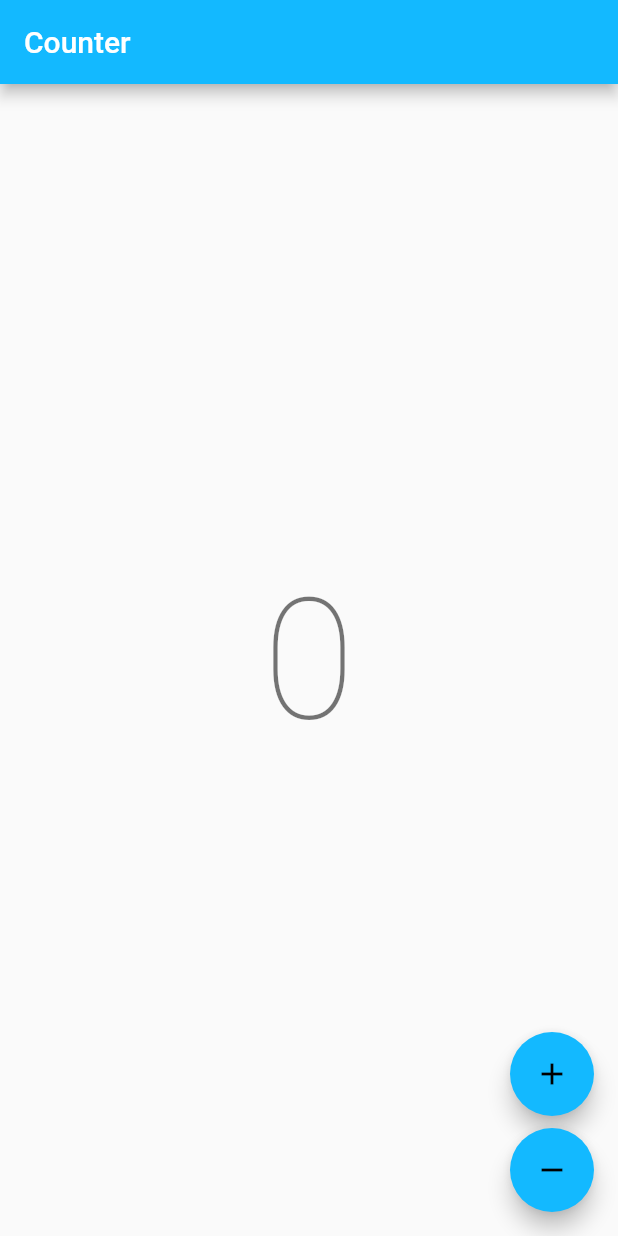
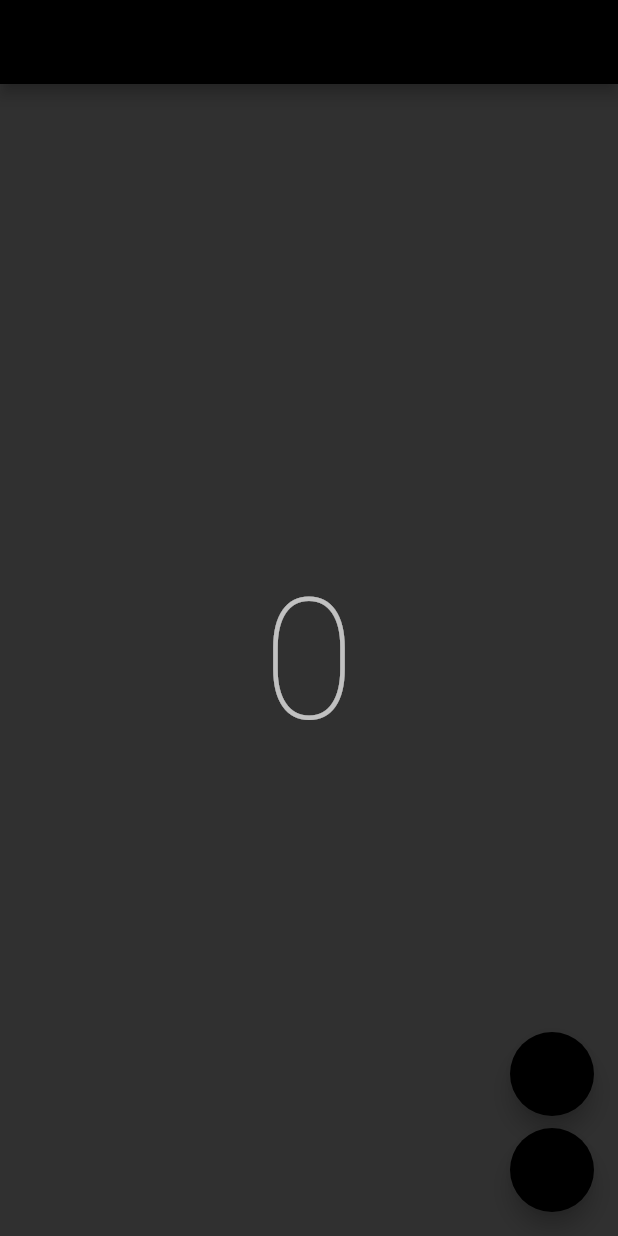
Before and after one commit to dhruvd-grappus/wizr, a Flutter app: the screen it shows after launch, on a phone screen of 412 x 824 dp. Run offline on Flutter 3.47's test engine with Material 2 defaults, Android fonts, the phone set to English and light mode, and no system bars; our stand-ins replace bloc, dio, flutter_bloc; generated files the repository leaves out were written again.

```diff
--- a/lib/app/view/app.dart
+++ b/lib/app/view/app.dart
@@ -1,6 +1,7 @@
 import 'package:flutter/material.dart';
 import 'package:wizr/counter/counter.dart';
 import 'package:wizr/l10n/l10n.dart';
+import 'package:wizr/theme/theme_constants.dart';
 
 class App extends StatelessWidget {
   const App({super.key});
@@ -8,12 +9,7 @@ class App extends StatelessWidget {
   @override
   Widget build(BuildContext context) {
     return MaterialApp(
-      theme: ThemeData(
-        appBarTheme: const AppBarTheme(color: Color(0xFF13B9FF)),
-        colorScheme: ColorScheme.fromSwatch(
-          accentColor: const Color(0xFF13B9FF),
-        ),
-      ),
+      theme: darkTheme,
       localizationsDelegates: AppLocalizations.localizationsDelegates,
       supportedLocales: AppLocalizations.supportedLocales,
       home: const CounterPage(),
--- a/pubspec.yaml
+++ b/pubspec.yaml
@@ -19,17 +19,17 @@ dependencies:
   get_it: ^7.6.0
   go_router: ^7.1.1
   intl: ^0.18.0
+  molten_navigationbar_flutter: ^1.0.1
 
 dev_dependencies:
   bloc_test: ^9.1.2
+  build_runner: ^2.4.4
   dart_code_metrics: ^5.7.4
+  flutter_gen_runner: ^5.3.1
   flutter_test:
     sdk: flutter
   mocktail: ^0.3.0
   very_good_analysis: ^5.0.0
-  build_runner: ^2.4.4
-  flutter_gen_runner: ^5.3.1
-
 
 # add asset into assets/images
 # dart pub global activate flutter_gen, then
```
